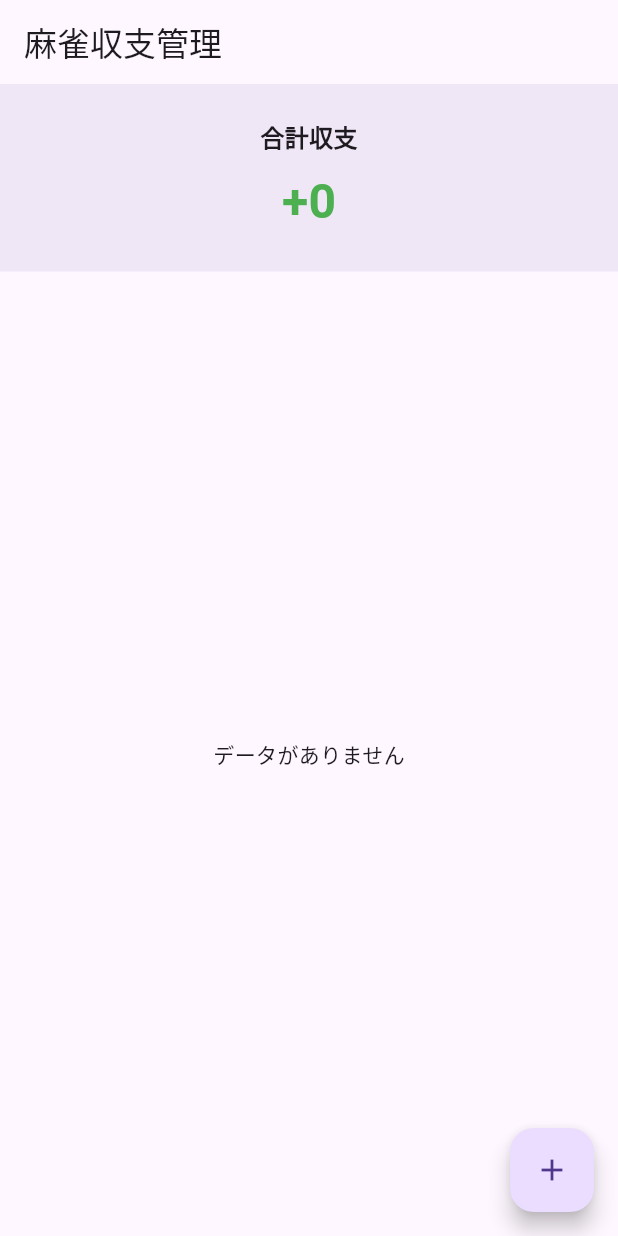
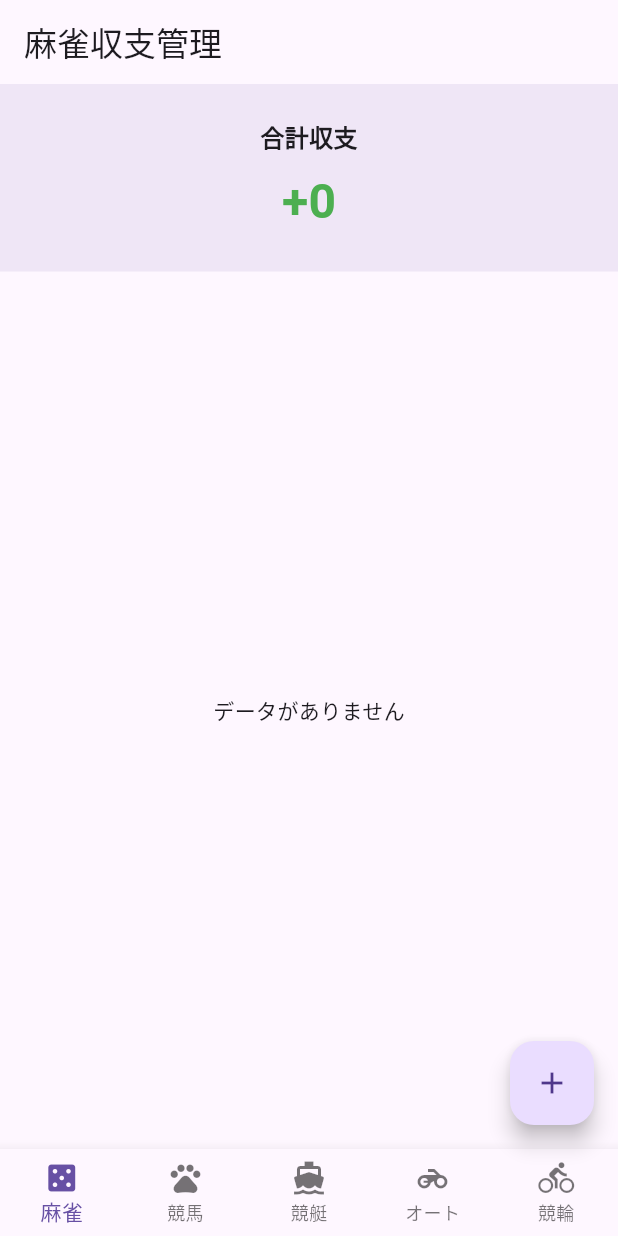
Before and after one commit to Ittalian/mahjong_tracker, a Flutter app: the screen it shows after launch, on a phone screen of 412 x 824 dp. Run offline on Flutter 3.47's test engine with Material 3 defaults, Android fonts, the phone set to English and light mode, and no system bars; our stand-ins replace cloud_firestore, firebase_core; accounts and stored records are empty.

Commit message:
競技を複数追加

```diff
--- a/lib/models/mahjong_result.dart
+++ b/lib/models/gamble_record.dart
@@ -1,14 +1,16 @@
 import 'package:cloud_firestore/cloud_firestore.dart';
 
-class MahjongResult {
+class GambleRecord {
   final String? id;
+  final String category;
   final DateTime date;
   final int amount;
   final String memo;
   final DateTime createdAt;
 
-  MahjongResult({
+  GambleRecord({
     this.id,
+    required this.category,
     required this.date,
     required this.amount,
     required this.memo,
@@ -16,10 +18,11 @@ class MahjongResult {
   });
 
   // Firestoreからデータを取得する際のファクトリメソッド
-  factory MahjongResult.fromFirestore(DocumentSnapshot doc) {
+  factory GambleRecord.fromFirestore(DocumentSnapshot doc) {
     Map<String, dynamic> data = doc.data() as Map<String, dynamic>;
-    return MahjongResult(
+    return GambleRecord(
       id: doc.id,
+      category: data['category'] ?? 'mahjong',
       date: (data['date'] as Timestamp).toDate(),
       amount: data['amount'] ?? 0,
       memo: data['memo'] ?? '',
@@ -30,6 +33,7 @@ class MahjongResult {
   // Firestoreにデータを保存する際のMap変換メソッド
   Map<String, dynamic> toMap() {
     return {
+      'category': category,
       'date': Timestamp.fromDate(date),
       'amount': amount,
       'memo': memo,
@@ -37,15 +41,17 @@ class MahjongResult {
     };
   }
 
-  MahjongResult copyWith({
+  GambleRecord copyWith({
     String? id,
+    String? category,
     DateTime? date,
     int? amount,
     String? memo,
     DateTime? createdAt,
   }) {
-    return MahjongResult(
+    return GambleRecord(
       id: id ?? this.id,
+      category: category ?? this.category,
       date: date ?? this.date,
       amount: amount ?? this.amount,
       memo: memo ?? this.memo,
--- a/lib/screens/home_screen.dart
+++ b/lib/screens/home_screen.dart
@@ -1,26 +1,42 @@
 import 'package:flutter/material.dart';
 import 'package:intl/intl.dart';
-import '../models/mahjong_result.dart';
+import '../models/gamble_record.dart';
 import '../services/firestore_service.dart';
 import '../widgets/result_card.dart';
 import 'edit_screen.dart';
 
-class HomeScreen extends StatelessWidget {
+class HomeScreen extends StatefulWidget {
+  const HomeScreen({super.key});
+
+  @override
+  State<HomeScreen> createState() => _HomeScreenState();
+}
+
+class _HomeScreenState extends State<HomeScreen> {
   final FirestoreService _firestoreService = FirestoreService();
+  int _currentIndex = 0;
 
-  HomeScreen({super.key});
+  final List<Map<String, dynamic>> _categories = [
+    {'id': 'mahjong', 'label': '麻雀', 'icon': Icons.casino},
+    {'id': 'horse_racing', 'label': '競馬', 'icon': Icons.pets},
+    {'id': 'boat_racing', 'label': '競艇', 'icon': Icons.directions_boat},
+    {'id': 'auto_racing', 'label': 'オート', 'icon': Icons.motorcycle},
+    {'id': 'keirin', 'label': '競輪', 'icon': Icons.directions_bike},
+  ];
 
-  void _navigateToEditScreen(BuildContext context, [MahjongResult? result]) {
+  void _navigateToEditScreen(BuildContext context, [GambleRecord? result]) {
     Navigator.push(
       context,
       MaterialPageRoute(
-        builder: (context) => EditScreen(result: result),
+        builder: (context) => EditScreen(
+          result: result,
+          category: _categories[_currentIndex]['id'],
+        ),
       ),
     );
   }
 
-  Future<void> _confirmDelete(
-      BuildContext context, MahjongResult result) async {
+  Future<void> _confirmDelete(BuildContext context, GambleRecord result) async {
     final confirmed = await showDialog<bool>(
       context: context,
       builder: (context) => AlertDialog(
@@ -46,12 +62,14 @@ class HomeScreen extends StatelessWidget {
 
   @override
   Widget build(BuildContext context) {
+    final currentCategory = _categories[_currentIndex];
+
     return Scaffold(
       appBar: AppBar(
-        title: const Text('麻雀収支管理'),
+        title: Text('${currentCategory['label']}収支管理'),
       ),
-      body: StreamBuilder<List<MahjongResult>>(
-        stream: _firestoreService.getResults(),
+      body: StreamBuilder<List<GambleRecord>>(
+        stream: _firestoreService.getResults(currentCategory['id']),
         builder: (context, snapshot) {
           if (snapshot.hasError) {
             return Center(child: Text('エラーが発生しました: ${snapshot.error}'));
@@ -114,6 +132,21 @@ class HomeScreen extends StatelessWidget {
         onPressed: () => _navigateToEditScreen(context),
         child: const Icon(Icons.add),
       ),
+      bottomNavigationBar: BottomNavigationBar(
+        currentIndex: _currentIndex,
+        onTap: (index) {
+          setState(() {
+            _currentIndex = index;
+          });
+        },
+        type: BottomNavigationBarType.fixed,
+        items: _categories.map((category) {
+          return BottomNavigationBarItem(
+            icon: Icon(category['icon']),
+            label: category['label'],
+          );
+        }).toList(),
+      ),
     );
   }
 }
--- a/lib/widgets/result_card.dart
+++ b/lib/widgets/result_card.dart
@@ -1,9 +1,9 @@
 import 'package:flutter/material.dart';
 import 'package:intl/intl.dart';
-import '../models/mahjong_result.dart';
+import '../models/gamble_record.dart';
 
 class ResultCard extends StatelessWidget {
-  final MahjongResult result;
+  final GambleRecord result;
   final VoidCallback onTap;
   final VoidCallback onLongPress;
 
```
Also changed, not shown: lib/screens/edit_screen.dart (+6 -4 lines), lib/services/firestore_service.dart (+6 -5 lines), 1 other file.
